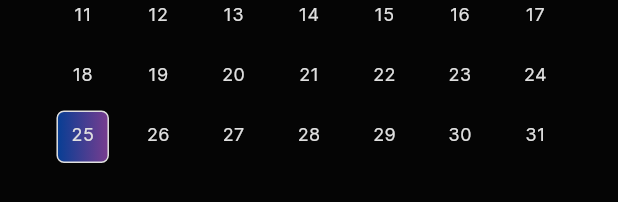
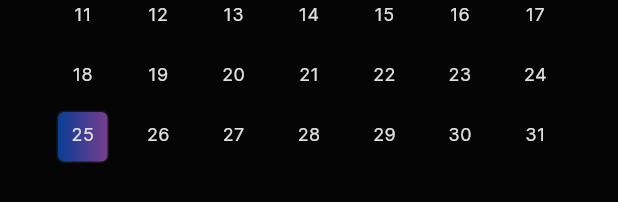
Before and after one commit to DoomKitty87/integrand-mobile, a Flutter app: the CalendarGrid widget shown alone on an empty page, opened directly with empty values, on a phone screen of 412 x 824 dp. Shown: the part 200-402 px from the top of the screen. Run offline on Flutter 3.47's test engine with Material 3 defaults, Android fonts, the phone set to English and light mode, and no system bars; our stand-ins replace barcode_widget, flutter_animate, flutter_markdown, geolocator, shared_preferences; accounts and stored records are empty; network calls fail; statements that could not run were skipped; project files that could hold a hidden picture were left out.

Commit message:
changed current day outline color

```diff
--- a/integrand/lib/app_page_tree/normal/main_pages/calendar.dart
+++ b/integrand/lib/app_page_tree/normal/main_pages/calendar.dart
@@ -292,7 +292,7 @@ class CalendarGrid extends StatelessWidget {
                       gradient: dayNumber == day ? textGradient : null,
                       border: Border.all(
                           color: dayNumber == trueCurrentDay
-                              ? textColor
+                              ? highlightColor
                               : Colors.transparent),
                       borderRadius: const BorderRadius.all(Radius.circular(5)),
                     ),
```
